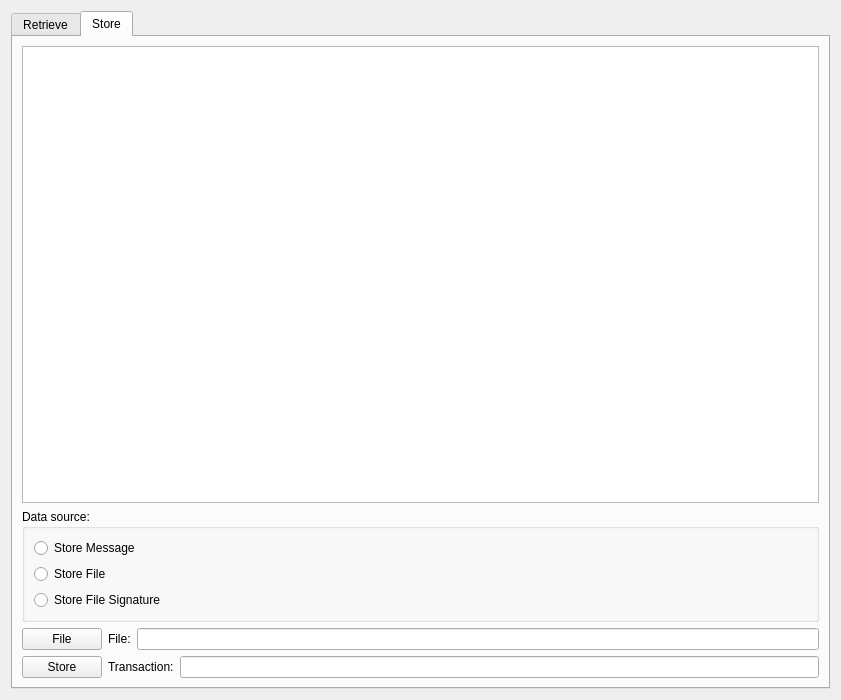
Before: the Qt Designer form src/qt/forms/datapage.ui in opodgorska/bst, drawn with Qt 5.
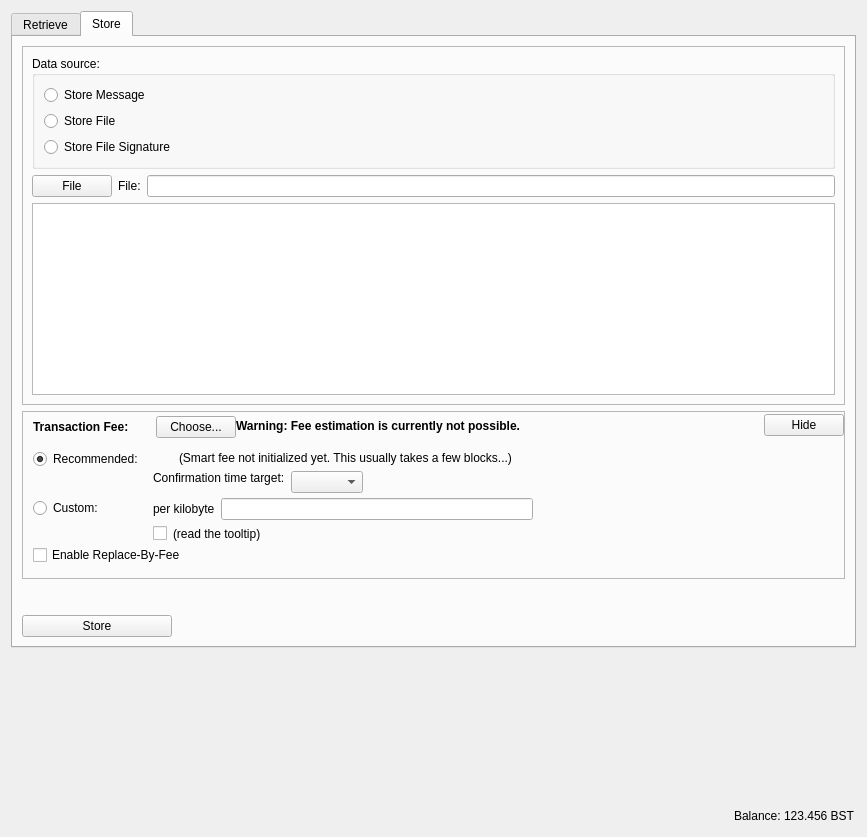
After: the same form once the commit is applied. The open tabs and pages were chosen to show the change. Icons and pictures are not drawn. Custom widgets are drawn as their Qt base class.

Commit message: new qt data store tab view; fee computation based on CCoinControl; getbet fee computation corrected

The edit to the form file:
```diff
--- a/src/qt/forms/datapage.ui
+++ b/src/qt/forms/datapage.ui
@@ -6,14 +6,14 @@
    <rect>
     <x>0</x>
     <y>0</y>
-    <width>841</width>
-    <height>700</height>
+    <width>867</width>
+    <height>837</height>
    </rect>
   </property>
   <property name="windowTitle">
    <string>Form</string>
   </property>
-  <layout class="QVBoxLayout" name="verticalLayout_10">
+  <layout class="QVBoxLayout" name="verticalLayout_13">
    <item>
     <widget class="QTabWidget" name="tabWidget">
      <property name="currentIndex">
@@ -130,119 +130,661 @@
       <attribute name="title">
        <string>Store</string>
       </attribute>
-      <layout class="QVBoxLayout" name="verticalLayout_6">
+      <layout class="QVBoxLayout" name="verticalLayout_10">
        <item>
-        <widget class="QTextEdit" name="messageStoreEdit"/>
-       </item>
-       <item>
-        <layout class="QHBoxLayout" name="horizontalLayout_4">
+        <layout class="QVBoxLayout" name="verticalLayout_6">
          <item>
-          <layout class="QVBoxLayout" name="verticalLayout_7">
-           <item>
-            <widget class="QGroupBox" name="dataSrcGroupBox">
-             <property name="title">
-              <string>Data source:</string>
-             </property>
-             <layout class="QVBoxLayout" name="verticalLayout_4">
+          <widget class="QFrame" name="frameDataSource">
+           <property name="frameShape">
+            <enum>QFrame::StyledPanel</enum>
+           </property>
+           <property name="frameShadow">
+            <enum>QFrame::Raised</enum>
+           </property>
+           <layout class="QVBoxLayout" name="verticalLayout_5">
+            <item>
+             <layout class="QHBoxLayout" name="horizontalLayout_4">
               <item>
-               <widget class="QRadioButton" name="storeMessageRadioButton">
-                <property name="text">
-                 <string>Store Message</string>
-                </property>
-                <property name="icon">
-                 <iconset resource="../bitcoin.qrc">
-                  <normaloff>:/icons/transaction_confirmed</normaloff>:/icons/transaction_confirmed</iconset>
-                </property>
-               </widget>
+               <layout class="QVBoxLayout" name="verticalLayout_7">
+                <item>
+                 <widget class="QGroupBox" name="dataSrcGroupBox">
+                  <property name="title">
+                   <string>Data source:</string>
+                  </property>
+                  <layout class="QVBoxLayout" name="verticalLayout_4">
+                   <item>
+                    <widget class="QRadioButton" name="storeMessageRadioButton">
+                     <property name="text">
+                      <string>Store Message</string>
+                     </property>
+                     <property name="icon">
+                      <iconset resource="../bitcoin.qrc">
+                       <normaloff>:/icons/transaction_confirmed</normaloff>:/icons/transaction_confirmed</iconset>
+                     </property>
+                    </widget>
+                   </item>
+                   <item>
+                    <widget class="QRadioButton" name="storeFileRadioButton">
+                     <property name="text">
+                      <string>Store File</string>
+                     </property>
+                     <property name="icon">
+                      <iconset resource="../bitcoin.qrc">
+                       <normaloff>:/icons/transaction_confirmed</normaloff>:/icons/transaction_confirmed</iconset>
+                     </property>
+                    </widget>
+                   </item>
+                   <item>
+                    <widget class="QRadioButton" name="storeFileHashRadioButton">
+                     <property name="text">
+                      <string>Store File Signature</string>
+                     </property>
+                     <property name="icon">
+                      <iconset resource="../bitcoin.qrc">
+                       <normaloff>:/icons/transaction_confirmed</normaloff>:/icons/transaction_confirmed</iconset>
+                     </property>
+                    </widget>
+                   </item>
+                  </layout>
+                 </widget>
+                </item>
+               </layout>
               </item>
+             </layout>
+            </item>
+            <item>
+             <layout class="QHBoxLayout" name="horizontalLayout_8">
               <item>
-               <widget class="QRadioButton" name="storeFileRadioButton">
-                <property name="text">
-                 <string>Store File</string>
-                </property>
-                <property name="icon">
-                 <iconset resource="../bitcoin.qrc">
-                  <normaloff>:/icons/transaction_confirmed</normaloff>:/icons/transaction_confirmed</iconset>
-                </property>
-               </widget>
+               <layout class="QVBoxLayout" name="verticalLayout_9">
+                <item>
+                 <widget class="QPushButton" name="fileStoreButton">
+                  <property name="text">
+                   <string>File</string>
+                  </property>
+                  <property name="icon">
+                   <iconset resource="../bitcoin.qrc">
+                    <normaloff>:/icons/open</normaloff>:/icons/open</iconset>
+                  </property>
+                 </widget>
+                </item>
+               </layout>
               </item>
               <item>
-               <widget class="QRadioButton" name="storeFileHashRadioButton">
-                <property name="text">
-                 <string>Store File Signature</string>
-                </property>
-                <property name="icon">
-                 <iconset resource="../bitcoin.qrc">
-                  <normaloff>:/icons/transaction_confirmed</normaloff>:/icons/transaction_confirmed</iconset>
-                </property>
-               </widget>
+               <layout class="QVBoxLayout" name="verticalLayout_2">
+                <item>
+                 <layout class="QHBoxLayout" name="horizontalLayout_7">
+                  <item>
+                   <widget class="QLabel" name="fileStoreLabel">
+                    <property name="text">
+                     <string>File:</string>
+                    </property>
+                   </widget>
+                  </item>
+                  <item>
+                   <widget class="QLineEdit" name="fileStoreEdit"/>
+                  </item>
+                 </layout>
+                </item>
+               </layout>
               </item>
              </layout>
-            </widget>
-           </item>
-          </layout>
+            </item>
+            <item>
+             <widget class="QTextEdit" name="messageStoreEdit"/>
+            </item>
+           </layout>
+          </widget>
          </item>
         </layout>
        </item>
        <item>
-        <layout class="QHBoxLayout" name="horizontalLayout_8">
+        <widget class="QFrame" name="frameFee">
+         <property name="sizePolicy">
+          <sizepolicy hsizetype="Expanding" vsizetype="Expanding">
+           <horstretch>0</horstretch>
+           <verstretch>0</verstretch>
+          </sizepolicy>
+         </property>
+         <property name="maximumSize">
+          <size>
+           <width>16777215</width>
+           <height>16777215</height>
+          </size>
+         </property>
+         <property name="frameShape">
+          <enum>QFrame::StyledPanel</enum>
+         </property>
+         <property name="frameShadow">
+          <enum>QFrame::Sunken</enum>
+         </property>
+         <layout class="QVBoxLayout" name="verticalLayoutFee1">
+          <property name="spacing">
+           <number>0</number>
+          </property>
+          <property name="leftMargin">
+           <number>0</number>
+          </property>
+          <property name="topMargin">
+           <number>0</number>
+          </property>
+          <property name="rightMargin">
+           <number>0</number>
+          </property>
+          <property name="bottomMargin">
+           <number>0</number>
+          </property>
+          <item>
+           <layout class="QVBoxLayout" name="verticalLayoutFee2" stretch="0,0,0">
+            <property name="spacing">
+             <number>0</number>
+            </property>
+            <property name="leftMargin">
+             <number>10</number>
+            </property>
+            <property name="topMargin">
+             <number>0</number>
+            </property>
+            <item>
+             <layout class="QHBoxLayout" name="horizontalLayoutFee1">
+              <property name="bottomMargin">
+               <number>0</number>
+              </property>
+              <item>
+               <layout class="QVBoxLayout" name="verticalLayoutFee7">
+                <property name="spacing">
+                 <number>0</number>
+                </property>
+                <item>
+                 <spacer name="verticalSpacerSmartFee">
+                  <property name="orientation">
+                   <enum>Qt::Vertical</enum>
+                  </property>
+                  <property name="sizeType">
+                   <enum>QSizePolicy::Fixed</enum>
+                  </property>
+                  <property name="sizeHint" stdset="0">
+                   <size>
+                    <width>1</width>
+                    <height>4</height>
+                   </size>
+                  </property>
+                 </spacer>
+                </item>
+                <item>
+                 <layout class="QHBoxLayout" name="horizontalLayoutSmartFee">
+                  <property name="spacing">
+                   <number>10</number>
+                  </property>
+                  <item>
+                   <widget class="QLabel" name="labelFeeHeadline">
+                    <property name="sizePolicy">
+                     <sizepolicy hsizetype="Preferred" vsizetype="Maximum">
+                      <horstretch>0</horstretch>
+                      <verstretch>0</verstretch>
+                     </sizepolicy>
+                    </property>
+                    <property name="font">
+                     <font>
+                      <weight>75</weight>
+                      <bold>true</bold>
+                     </font>
+                    </property>
+                    <property name="styleSheet">
+                     <string notr="true">font-weight:bold;</string>
+                    </property>
+                    <property name="text">
+                     <string>Transaction Fee:</string>
+                    </property>
+                   </widget>
+                  </item>
+                  <item>
+                   <widget class="QLabel" name="labelFeeMinimized">
+                    <property name="text">
+                     <string/>
+                    </property>
+                   </widget>
+                  </item>
+                  <item>
+                   <widget class="QPushButton" name="buttonChooseFee">
+                    <property name="text">
+                     <string>Choose...</string>
+                    </property>
+                   </widget>
+                  </item>
+                 </layout>
+                </item>
+                <item>
+                 <spacer name="verticalSpacer_7">
+                  <property name="orientation">
+                   <enum>Qt::Vertical</enum>
+                  </property>
+                  <property name="sizeHint" stdset="0">
+                   <size>
+                    <width>1</width>
+                    <height>1</height>
+                   </size>
+                  </property>
+                 </spacer>
+                </item>
+               </layout>
+              </item>
+              <item>
+               <widget class="QLabel" name="fallbackFeeWarningLabel">
+                <property name="font">
+                 <font>
+                  <weight>75</weight>
+                  <bold>true</bold>
+                 </font>
+                </property>
+                <property name="toolTip">
+                 <string>Using the fallbackfee can result in sending a transaction that will take several hours or days (or never) to confirm. Consider choosing your fee manually or wait until you have validated the complete chain.</string>
+                </property>
+                <property name="text">
+                 <string>Warning: Fee estimation is currently not possible.</string>
+                </property>
+                <property name="wordWrap">
+                 <bool>false</bool>
+                </property>
+               </widget>
+              </item>
+              <item>
+               <spacer name="horizontalSpacer_7">
+                <property name="orientation">
+                 <enum>Qt::Horizontal</enum>
+                </property>
+                <property name="sizeType">
+                 <enum>QSizePolicy::MinimumExpanding</enum>
+                </property>
+                <property name="sizeHint" stdset="0">
+                 <size>
+                  <width>40</width>
+                  <height>20</height>
+                 </size>
+                </property>
+               </spacer>
+              </item>
+              <item>
+               <widget class="QPushButton" name="buttonMinimizeFee">
+                <property name="toolTip">
+                 <string>collapse fee-settings</string>
+                </property>
+                <property name="text">
+                 <string>Hide</string>
+                </property>
+               </widget>
+              </item>
+             </layout>
+            </item>
+            <item>
+             <widget class="QFrame" name="frameFeeSelection">
+              <layout class="QVBoxLayout" name="verticalLayoutFee12_2">
+               <property name="spacing">
+                <number>0</number>
+               </property>
+               <property name="leftMargin">
+                <number>0</number>
+               </property>
+               <property name="topMargin">
+                <number>0</number>
+               </property>
+               <property name="rightMargin">
+                <number>0</number>
+               </property>
+               <property name="bottomMargin">
+                <number>0</number>
+               </property>
+               <item>
+                <layout class="QGridLayout" name="gridLayoutFee_2">
+                 <property name="topMargin">
+                  <number>10</number>
+                 </property>
+                 <property name="bottomMargin">
+                  <number>4</number>
+                 </property>
+                 <property name="horizontalSpacing">
+                  <number>10</number>
+                 </property>
+                 <property name="verticalSpacing">
+                  <number>4</number>
+                 </property>
+                 <item row="1" column="1">
+                  <layout class="QVBoxLayout" name="verticalLayoutFee8">
+                   <property name="spacing">
+                    <number>6</number>
+                   </property>
+                   <item>
+                    <layout class="QHBoxLayout" name="horizontalLayoutFee13">
+                     <item>
+                      <widget class="QLabel" name="labelCustomPerKilobyte">
+                       <property name="toolTip">
+                        <string>Specify a custom fee per kB (1,000 bytes) of the transaction's virtual size.
+
+Note:  Since the fee is calculated on a per-byte basis, a fee of &quot;100 satoshis per kB&quot; for a transaction size of 500 bytes (half of 1 kB) would ultimately yield a fee of only 50 satoshis.</string>
+                       </property>
+                       <property name="text">
+                        <string>per kilobyte</string>
+                       </property>
+                      </widget>
+                     </item>
+                     <item>
+                      <widget class="BitcoinAmountField" name="customFee"/>
+                     </item>
+                     <item>
+                      <spacer name="horizontalSpacer_8">
+                       <property name="orientation">
+                        <enum>Qt::Horizontal</enum>
+                       </property>
+                       <property name="sizeHint" stdset="0">
+                        <size>
+                         <width>1</width>
+                         <height>1</height>
+                        </size>
+                       </property>
+                      </spacer>
+                     </item>
+                    </layout>
+                   </item>
+                   <item>
+                    <layout class="QHBoxLayout" name="horizontalLayoutFee8">
+                     <item>
+                      <widget class="QCheckBox" name="checkBoxMinimumFee">
+                       <property name="toolTip">
+                        <string>Paying only the minimum fee is just fine as long as there is less transaction volume than space in the blocks. But be aware that this can end up in a never confirming transaction once there is more demand for bitcoin transactions than the network can process.</string>
+                       </property>
+                       <property name="text">
+                        <string/>
+                       </property>
+                      </widget>
+                     </item>
+                     <item>
+                      <widget class="QLabel" name="labelMinFeeWarning">
+                       <property name="enabled">
+                        <bool>true</bool>
+                       </property>
+                       <property name="toolTip">
+                        <string>Paying only the minimum fee is just fine as long as there is less transaction volume than space in the blocks. But be aware that this can end up in a never confirming transaction once there is more demand for bitcoin transactions than the network can process.</string>
+                       </property>
+                       <property name="text">
+                        <string>(read the tooltip)</string>
+                       </property>
+                       <property name="margin">
+                        <number>5</number>
+                       </property>
+                      </widget>
+                     </item>
+                     <item>
+                      <spacer name="horizontalSpacer_3">
+                       <property name="orientation">
+                        <enum>Qt::Horizontal</enum>
+                       </property>
+                       <property name="sizeHint" stdset="0">
+                        <size>
+                         <width>1</width>
+                         <height>1</height>
+                        </size>
+                       </property>
+                      </spacer>
+                     </item>
+                    </layout>
+                   </item>
+                  </layout>
+                 </item>
+                 <item row="0" column="0">
+                  <layout class="QVBoxLayout" name="verticalLayoutFee4" stretch="0,1">
+                   <item>
+                    <widget class="QRadioButton" name="radioSmartFee">
+                     <property name="text">
+                      <string>Recommended:</string>
+                     </property>
+                     <property name="checked">
+                      <bool>true</bool>
+                     </property>
+                    </widget>
+                   </item>
+                   <item>
+                    <spacer name="verticalSpacer_8">
+                     <property name="orientation">
+                      <enum>Qt::Vertical</enum>
+                     </property>
+                     <property name="sizeHint" stdset="0">
+                      <size>
+                       <width>1</width>
+                       <height>1</height>
+                      </size>
+                     </property>
+                    </spacer>
+                   </item>
+                  </layout>
+                 </item>
+                 <item row="1" column="0">
+                  <layout class="QVBoxLayout" name="verticalLayoutFee9" stretch="0,1">
+                   <item>
+                    <widget class="QRadioButton" name="radioCustomFee">
+                     <property name="text">
+                      <string>Custom:</string>
+                     </property>
+                    </widget>
+                   </item>
+                   <item>
+                    <spacer name="verticalSpacer_9">
+                     <property name="orientation">
+                      <enum>Qt::Vertical</enum>
+                     </property>
+                     <property name="sizeHint" stdset="0">
+                      <size>
+                       <width>1</width>
+                       <height>1</height>
+                      </size>
+                     </property>
+                    </spacer>
+                   </item>
+                  </layout>
+                 </item>
+                 <item row="0" column="1">
+                  <layout class="QVBoxLayout" name="verticalLayoutFee3" stretch="0,0,1">
+                   <property name="spacing">
+                    <number>6</number>
+                   </property>
+                   <property name="topMargin">
+                    <number>2</number>
+                   </property>
+                   <item>
+                    <layout class="QHBoxLayout" name="horizontalLayoutFee12">
+                     <item>
+                      <widget class="QLabel" name="labelSmartFee">
+                       <property name="text">
+                        <string/>
+                       </property>
+                       <property name="margin">
+                        <number>2</number>
+                       </property>
+                      </widget>
+                     </item>
+                     <item>
+                      <widget class="QLabel" name="labelFeeEstimation">
+                       <property name="text">
+                        <string/>
+                       </property>
+                      </widget>
+                     </item>
+                     <item>
+                      <widget class="QLabel" name="labelSmartFee2">
+                       <property name="text">
+                        <string>(Smart fee not initialized yet. This usually takes a few blocks...)</string>
+                       </property>
+                       <property name="margin">
+                        <number>2</number>
+                       </property>
+                      </widget>
+                     </item>
+                     <item>
+                      <spacer name="horizontalSpacer_9">
+                       <property name="orientation">
+                        <enum>Qt::Horizontal</enum>
+                       </property>
+                       <property name="sizeHint" stdset="0">
+                        <size>
+                         <width>1</width>
+                         <height>1</height>
+                        </size>
+                       </property>
+                      </spacer>
+                     </item>
+                    </layout>
+                   </item>
+                   <item>
+                    <layout class="QHBoxLayout" name="horizontalLayoutFee9">
+                     <item>
+                      <layout class="QVBoxLayout" name="verticalLayoutFee6">
+                       <item>
+                        <widget class="QLabel" name="labelSmartFee3">
+                         <property name="text">
+                          <string>Confirmation time target:</string>
+                         </property>
+                         <property name="margin">
+                          <number>2</number>
+                         </property>
+                        </widget>
+                       </item>
+                       <item>
+                        <spacer name="verticalSpacer_10">
+                         <property name="orientation">
+                          <enum>Qt::Vertical</enum>
+                         </property>
+                         <property name="sizeHint" stdset="0">
+                          <size>
+                           <width>1</width>
+                           <height>1</height>
+                          </size>
+                         </property>
+                        </spacer>
+                       </item>
+                      </layout>
+                     </item>
+                     <item>
+                      <layout class="QVBoxLayout" name="verticalLayoutFee5">
+                       <property name="rightMargin">
+                        <number>30</number>
+                       </property>
+                       <item>
+                        <layout class="QHBoxLayout" name="horizontalLayoutConfTarget">
+                         <property name="bottomMargin">
+                          <number>0</number>
+                         </property>
+                         <item>
+                          <widget class="QComboBox" name="confTargetSelector"/>
+                         </item>
+                         <item>
+                          <spacer name="horizontalSpacerConfTarget">
+                           <property name="orientation">
+                            <enum>Qt::Horizontal</enum>
+                           </property>
+                           <property name="sizeHint" stdset="0">
+                            <size>
+                             <width>40</width>
+                             <height>20</height>
+                            </size>
+                           </property>
+                          </spacer>
+                         </item>
+                        </layout>
+                       </item>
+                      </layout>
+                     </item>
+                    </layout>
+                   </item>
+                   <item>
+                    <spacer name="verticalSpacer_11">
+                     <property name="orientation">
+                      <enum>Qt::Vertical</enum>
+                     </property>
+                     <property name="sizeHint" stdset="0">
+                      <size>
+                       <width>1</width>
+                       <height>1</height>
+                      </size>
+                     </property>
+                    </spacer>
+                   </item>
+                  </layout>
+                 </item>
+                </layout>
+               </item>
+               <item>
+                <widget class="QCheckBox" name="optInRBF">
+                 <property name="toolTip">
+                  <string>With Replace-By-Fee (BIP-125) you can increase a transaction's fee after it is sent. Without this, a higher fee may be recommended to compensate for increased transaction delay risk.</string>
+                 </property>
+                 <property name="text">
+                  <string>Enable Replace-By-Fee</string>
+                 </property>
+                </widget>
+               </item>
+              </layout>
+             </widget>
+            </item>
+            <item>
+             <spacer name="verticalSpacerFee">
+              <property name="orientation">
+               <enum>Qt::Vertical</enum>
+              </property>
+              <property name="sizeHint" stdset="0">
+               <size>
+                <width>811</width>
+                <height>13</height>
+               </size>
+              </property>
+             </spacer>
+            </item>
+           </layout>
+          </item>
+         </layout>
+        </widget>
+       </item>
+       <item>
+        <spacer name="verticalSpacer_2">
+         <property name="orientation">
+          <enum>Qt::Vertical</enum>
+         </property>
+         <property name="sizeHint" stdset="0">
+          <size>
+           <width>20</width>
+           <height>28</height>
+          </size>
+         </property>
+        </spacer>
+       </item>
+       <item>
+        <layout class="QHBoxLayout" name="horizontalLayout_5">
          <item>
-          <layout class="QVBoxLayout" name="verticalLayout_9">
-           <item>
-            <widget class="QPushButton" name="fileStoreButton">
-             <property name="text">
-              <string>File</string>
-             </property>
-             <property name="icon">
-              <iconset resource="../bitcoin.qrc">
-               <normaloff>:/icons/open</normaloff>:/icons/open</iconset>
-             </property>
-            </widget>
-           </item>
-           <item>
-            <widget class="QPushButton" name="storeButton">
-             <property name="text">
-              <string>Store</string>
-             </property>
-             <property name="icon">
-              <iconset resource="../bitcoin.qrc">
-               <normaloff>:/icons/send</normaloff>:/icons/send</iconset>
-             </property>
-            </widget>
-           </item>
-          </layout>
+          <widget class="QPushButton" name="storeButton">
+           <property name="minimumSize">
+            <size>
+             <width>150</width>
+             <height>0</height>
+            </size>
+           </property>
+           <property name="text">
+            <string>Store</string>
+           </property>
+           <property name="icon">
+            <iconset resource="../bitcoin.qrc">
+             <normaloff>:/icons/send</normaloff>:/icons/send</iconset>
+           </property>
+          </widget>
          </item>
          <item>
-          <layout class="QVBoxLayout" name="verticalLayout_2">
-           <item>
-            <layout class="QHBoxLayout" name="horizontalLayout_7">
-             <item>
-              <widget class="QLabel" name="fileStoreLabel">
-               <property name="text">
-                <string>File:</string>
-               </property>
-              </widget>
-             </item>
-             <item>
-              <widget class="QLineEdit" name="fileStoreEdit"/>
-             </item>
-            </layout>
-           </item>
-           <item>
-            <layout class="QHBoxLayout" name="horizontalLayout_6">
-             <item>
-              <widget class="QLabel" name="txidStoreLabel">
-               <property name="text">
-                <string>Transaction:</string>
-               </property>
-              </widget>
-             </item>
-             <item>
-              <widget class="QLineEdit" name="txidStoreEdit"/>
-             </item>
-            </layout>
-           </item>
-          </layout>
+          <spacer name="horizontalSpacer_2">
+           <property name="orientation">
+            <enum>Qt::Horizontal</enum>
+           </property>
+           <property name="sizeHint" stdset="0">
+            <size>
+             <width>40</width>
+             <height>20</height>
+            </size>
+           </property>
+          </spacer>
          </item>
         </layout>
        </item>
@@ -250,8 +792,85 @@
      </widget>
     </widget>
    </item>
+   <item>
+    <spacer name="verticalSpacer">
+     <property name="orientation">
+      <enum>Qt::Vertical</enum>
+     </property>
+     <property name="sizeHint" stdset="0">
+      <size>
+       <width>20</width>
+       <height>105</height>
+      </size>
+     </property>
+    </spacer>
+   </item>
+   <item>
+    <layout class="QHBoxLayout" name="horizontalLayout">
+     <item>
+      <spacer name="horizontalSpacer">
+       <property name="orientation">
+        <enum>Qt::Horizontal</enum>
+       </property>
+       <property name="sizeHint" stdset="0">
+        <size>
+         <width>40</width>
+         <height>20</height>
+        </size>
+       </property>
+      </spacer>
+     </item>
+     <item>
+      <layout class="QHBoxLayout" name="horizontalLayout_2">
+       <property name="spacing">
+        <number>3</number>
+       </property>
+       <item>
+        <widget class="QLabel" name="label">
+         <property name="sizePolicy">
+          <sizepolicy hsizetype="Preferred" vsizetype="Fixed">
+           <horstretch>0</horstretch>
+           <verstretch>0</verstretch>
+          </sizepolicy>
+         </property>
+         <property name="text">
+          <string>Balance:</string>
+         </property>
+        </widget>
+       </item>
+       <item>
+        <widget class="QLabel" name="labelBalance">
+         <property name="sizePolicy">
+          <sizepolicy hsizetype="Preferred" vsizetype="Fixed">
+           <horstretch>0</horstretch>
+           <verstretch>0</verstretch>
+          </sizepolicy>
+         </property>
+         <property name="cursor">
+          <cursorShape>IBeamCursor</cursorShape>
+         </property>
+         <property name="text">
+          <string notr="true">123.456 BST</string>
+         </property>
+         <property name="textInteractionFlags">
+          <set>Qt::LinksAccessibleByMouse|Qt::TextSelectableByKeyboard|Qt::TextSelectableByMouse</set>
+         </property>
+        </widget>
+       </item>
+      </layout>
+     </item>
+    </layout>
+   </item>
   </layout>
  </widget>
+ <customwidgets>
+  <customwidget>
+   <class>BitcoinAmountField</class>
+   <extends>QLineEdit</extends>
+   <header>qt/bitcoinamountfield.h</header>
+   <container>1</container>
+  </customwidget>
+ </customwidgets>
  <resources>
   <include location="../bitcoin.qrc"/>
  </resources>
```
Left out of the diff: 2 changed lines with no effect on the pictures. The commit also changes 12 other files.
